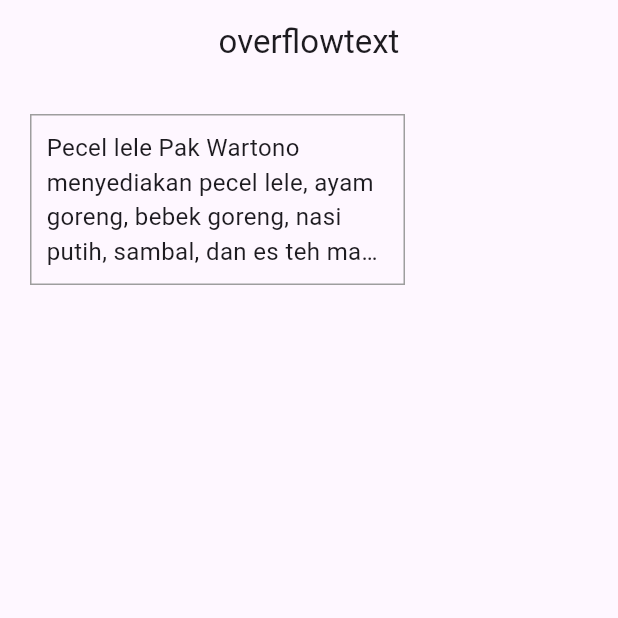
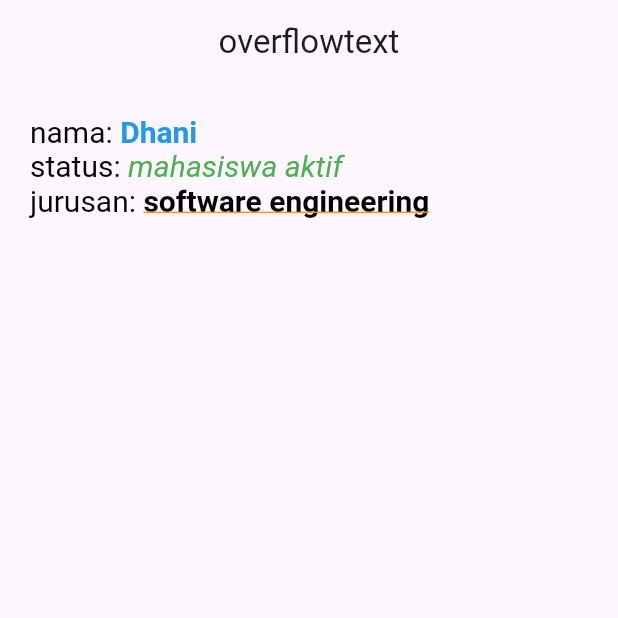
Before and after one commit to DhaniKWP/flutter-playground-3, a Flutter app: the screen it shows after launch, on a phone screen of 412 x 824 dp, the top half of it. Run offline on Flutter 3.47's test engine with Material 3 defaults, Android fonts, the phone set to English and light mode, and no system bars.

Commit message:
richtext nampung dan nampilin teks dengan style yang berbeda, dan textspan untuk menentuin isi dari text tersebut apa

```diff
--- a/lib/main.dart
+++ b/lib/main.dart
@@ -1,4 +1,3 @@
-
 import 'package:flutter/material.dart';
 
 void main() {
@@ -19,7 +18,7 @@ class MyApp extends StatelessWidget {
         ),
         body: const Padding(
           padding: EdgeInsets.all(20),
-          child: OverflowTextWidget(),
+          child: RichTextWidget(),
         ),
       ),
     );
@@ -27,28 +26,56 @@ class MyApp extends StatelessWidget {
 }
 
 
-class OverflowTextWidget extends StatelessWidget {
-  const OverflowTextWidget({super.key});
+
+class RichTextWidget extends StatelessWidget {
+  const RichTextWidget({super.key});
 
   @override
   Widget build(BuildContext context) {
-    return Container(
-      width: 250,
-      padding: const EdgeInsets.all(10),
-      decoration: BoxDecoration(
-        border: Border.all(color: Colors.grey),
-      ),
-      child: const Text(
-        'Pecel lele Pak Wartono menyediakan '
-            'pecel lele, ayam goreng, bebek goreng, '
-            'nasi putih, sambal, dan es teh manis '
-            'dengan harga yang terjangkau.',
-        maxLines: 4,
-        overflow: TextOverflow.ellipsis,
-        softWrap: true,
+    return RichText(
+      text: TextSpan(
         style: TextStyle(
-          fontSize: 16,
+          fontSize: 20,
+          color: Colors.black,
         ),
+        children: [
+          TextSpan(
+            text: 'nama: ',
+          ),
+
+          TextSpan(
+            text: 'Dhani',
+            style: TextStyle(
+              fontWeight: FontWeight.bold,
+              color: Colors.blue,
+            ),
+          ),
+
+          TextSpan(
+            text: '\nstatus: ',
+          ),
+
+          TextSpan(
+            text: 'mahasiswa aktif',
+            style: TextStyle(
+              color: Colors.green,
+              fontStyle: FontStyle.italic,
+            ),
+          ),
+
+          TextSpan(
+            text: '\njurusan: ',
+          ),
+
+          TextSpan(
+            text: 'software engineering',
+            style: TextStyle(
+              decoration: TextDecoration.underline,
+              decorationColor: Colors.orange,
+              fontWeight: FontWeight.w600,
+            ),
+          ),
+        ],
       ),
     );
   }
```
